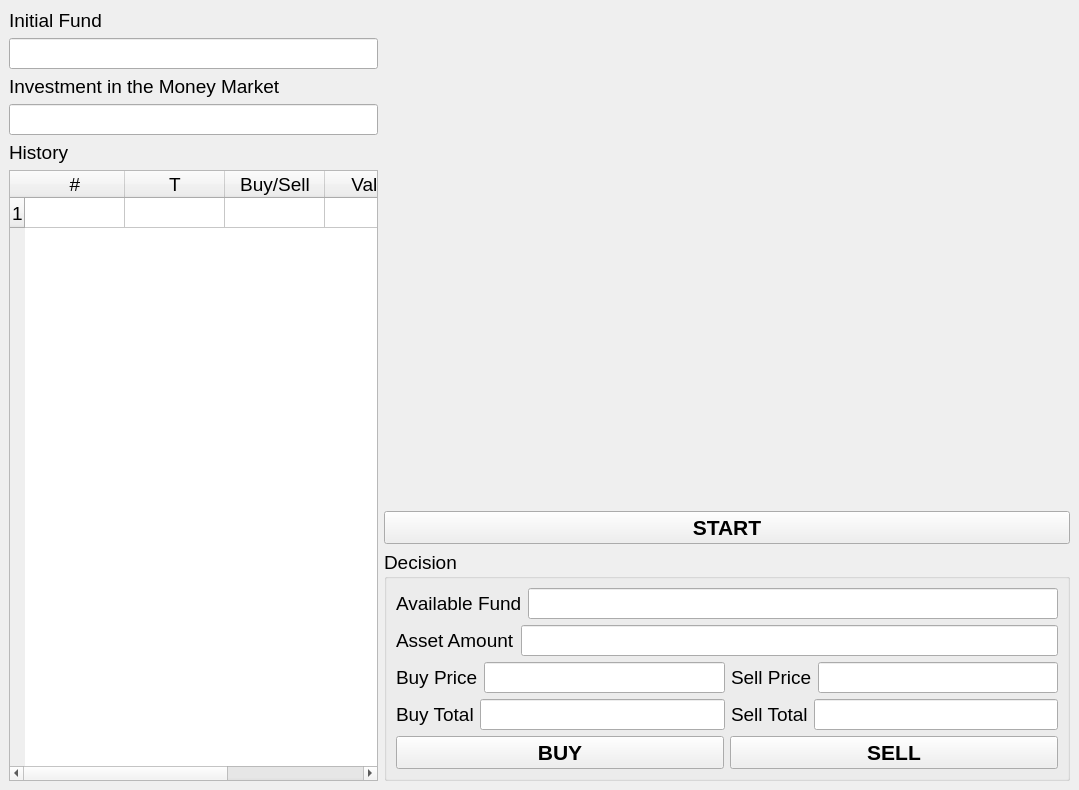
Qt form Main.ui (alfa-ryano/Brownian) before a commit.
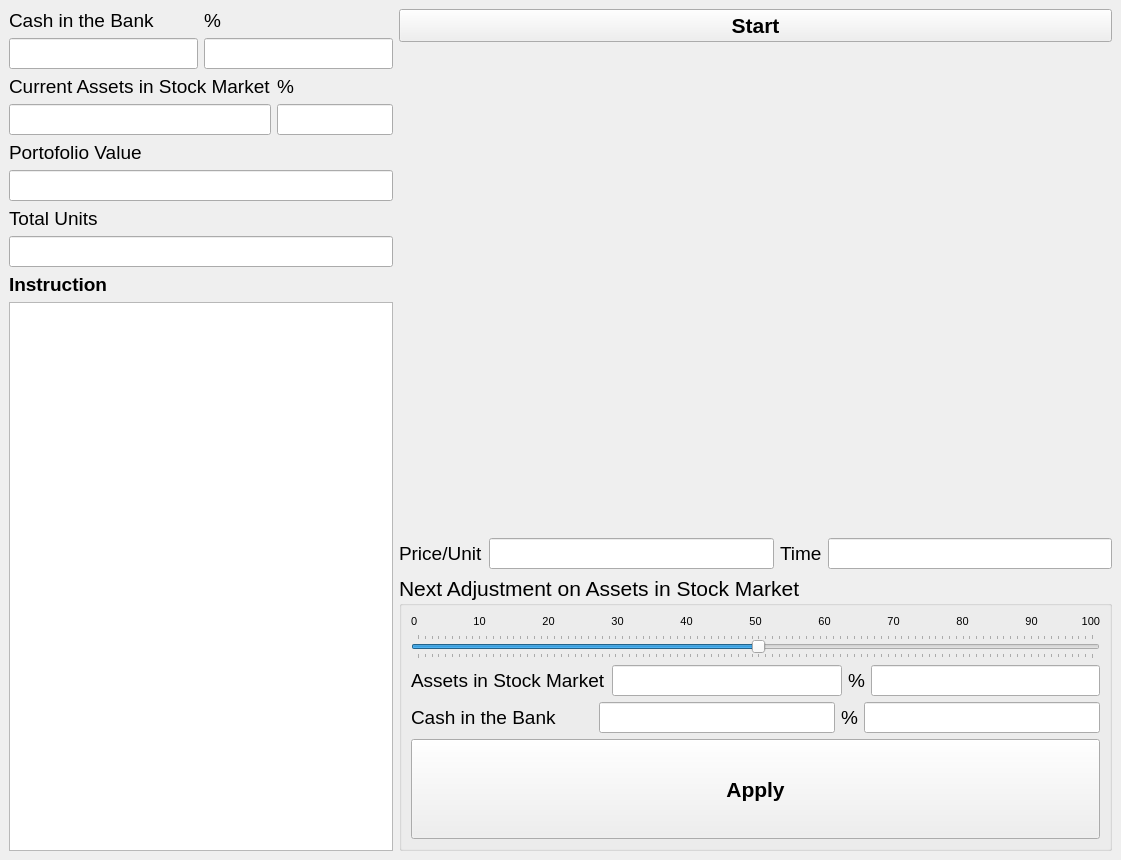
The same form after that commit.

Commit message:
update form design
update form design

```diff
--- a/Main.ui
+++ b/Main.ui
@@ -6,8 +6,8 @@
    <rect>
     <x>0</x>
     <y>0</y>
-    <width>1079</width>
-    <height>790</height>
+    <width>1121</width>
+    <height>860</height>
    </rect>
   </property>
   <property name="windowTitle">
@@ -19,19 +19,129 @@
   <widget class="QWidget" name="centralwidget">
    <layout class="QHBoxLayout" name="horizontalLayout" stretch="35,65">
     <item>
+     <layout class="QVBoxLayout" name="layoutLeftColumn">
+      <property name="sizeConstraint">
+       <enum>QLayout::SetDefaultConstraint</enum>
+      </property>
+      <item>
+       <layout class="QHBoxLayout" name="layoutCashInBank">
+        <item>
+         <layout class="QVBoxLayout" name="layoutCashInBankAmount">
+          <item>
+           <widget class="QLabel" name="labelCashInBankAmount">
+            <property name="font">
+             <font>
+              <pointsize>14</pointsize>
+             </font>
+            </property>
+            <property name="text">
+             <string>Cash in the Bank</string>
+            </property>
+           </widget>
+          </item>
+          <item>
+           <widget class="QLineEdit" name="editCashAmount">
+            <property name="font">
+             <font>
+              <pointsize>14</pointsize>
+             </font>
+            </property>
+           </widget>
+          </item>
+         </layout>
+        </item>
+        <item>
+         <layout class="QVBoxLayout" name="layoutCashInBankPercent">
+          <item>
+           <widget class="QLabel" name="labelCashInBackPercent">
+            <property name="font">
+             <font>
+              <pointsize>14</pointsize>
+             </font>
+            </property>
+            <property name="text">
+             <string>%</string>
+            </property>
+           </widget>
+          </item>
+          <item>
+           <widget class="QLineEdit" name="editCashPercentage">
+            <property name="font">
+             <font>
+              <pointsize>14</pointsize>
+             </font>
+            </property>
+           </widget>
+          </item>
+         </layout>
+        </item>
+       </layout>
+      </item>
+      <item>
+       <layout class="QHBoxLayout" name="layoutPortofolioValue_2">
+        <item>
+         <layout class="QVBoxLayout" name="layoutPortofolioValueAmount_2">
+          <item>
+           <widget class="QLabel" name="labelPortofolioValueAmount_2">
+            <property name="font">
+             <font>
+              <pointsize>14</pointsize>
+             </font>
+            </property>
+            <property name="text">
+             <string>Current Assets in Stock Market</string>
+            </property>
+           </widget>
+          </item>
+          <item>
+           <widget class="QLineEdit" name="editAssetAmount">
+            <property name="font">
+             <font>
+              <pointsize>14</pointsize>
+             </font>
+            </property>
+           </widget>
+          </item>
+         </layout>
+        </item>
+        <item>
+         <layout class="QVBoxLayout" name="layoutPortofolioValuePercentage_2">
+          <item>
+           <widget class="QLabel" name="labelPortofolioValueAmountlayoutPortofolioValueAmountlayoutPortofolioValuePercentage_2">
+            <property name="font">
+             <font>
+              <pointsize>14</pointsize>
+             </font>
+            </property>
+            <property name="text">
+             <string>%</string>
+            </property>
+           </widget>
+          </item>
+          <item>
+           <widget class="QLineEdit" name="editAssetPercentage">
+            <property name="font">
+             <font>
+              <pointsize>14</pointsize>
+             </font>
+            </property>
+           </widget>
+          </item>
+         </layout>
+        </item>
+       </layout>
+      </item>
+      <item>
      <layout class="QVBoxLayout" name="verticalLayout">
-      <property name="sizeConstraint">
-       <enum>QLayout::SetDefaultConstraint</enum>
-      </property>
       <item>
-       <widget class="QLabel" name="label">
+         <widget class="QLabel" name="labelPortofolioValueAmount">
         <property name="font">
          <font>
           <pointsize>14</pointsize>
          </font>
         </property>
         <property name="text">
-         <string>Initial Fund</string>
+           <string>Portofolio Value</string>
         </property>
        </widget>
       </item>
@@ -45,19 +155,21 @@
        </widget>
       </item>
       <item>
-       <widget class="QLabel" name="label_2">
+         <layout class="QVBoxLayout" name="verticalLayout_2">
+          <item>
+           <widget class="QLabel" name="labelPortofolioValueAmount_3">
         <property name="font">
          <font>
           <pointsize>14</pointsize>
          </font>
         </property>
         <property name="text">
-         <string>Investment in the Money Market</string>
+             <string>Total Units</string>
         </property>
        </widget>
       </item>
       <item>
-       <widget class="QLineEdit" name="lineEditMoneyMarket">
+           <widget class="QLineEdit" name="editTotaUnit">
         <property name="font">
          <font>
           <pointsize>14</pointsize>
@@ -65,70 +177,34 @@
         </property>
        </widget>
       </item>
+         </layout>
+        </item>
+       </layout>
+      </item>
       <item>
-       <widget class="QLabel" name="label_3">
+       <widget class="QLabel" name="labelPortofolioValueAmount_4">
         <property name="font">
          <font>
           <pointsize>14</pointsize>
+          <weight>75</weight>
+          <bold>true</bold>
          </font>
         </property>
         <property name="text">
-         <string>History</string>
+         <string>Instruction</string>
         </property>
        </widget>
       </item>
       <item>
-       <widget class="QTableWidget" name="tableWidgetHistory">
-        <property name="font">
-         <font>
-          <pointsize>14</pointsize>
-         </font>
-        </property>
-        <attribute name="verticalHeaderDefaultSectionSize">
-         <number>30</number>
-        </attribute>
-        <row>
-         <property name="text">
-          <string>1</string>
-         </property>
-        </row>
-        <column>
-         <property name="text">
-          <string>#</string>
-         </property>
-        </column>
-        <column>
-         <property name="text">
-          <string>T</string>
-         </property>
-        </column>
-        <column>
-         <property name="text">
-          <string>Buy/Sell</string>
-         </property>
-        </column>
-        <column>
-         <property name="text">
-          <string>Value</string>
-         </property>
-        </column>
-        <column>
-         <property name="text">
-          <string>Total Asset</string>
-         </property>
-        </column>
-       </widget>
+       <widget class="QTextEdit" name="textEditInstruction"/>
       </item>
      </layout>
     </item>
     <item>
-     <layout class="QVBoxLayout" name="verticalLayout2" stretch="1,0,0">
+     <layout class="QVBoxLayout" name="layoutRightColumn" stretch="0,1,1,0,0">
       <property name="sizeConstraint">
        <enum>QLayout::SetDefaultConstraint</enum>
       </property>
-      <item>
-       <layout class="QHBoxLayout" name="graphLayout"/>
-      </item>
       <item>
        <widget class="QPushButton" name="pushButtonStart">
         <property name="font">
@@ -139,59 +215,54 @@
          </font>
         </property>
         <property name="text">
-         <string>START</string>
+         <string>Start</string>
         </property>
        </widget>
       </item>
       <item>
-       <widget class="QGroupBox" name="groupBox">
-        <property name="font">
-         <font>
-          <pointsize>14</pointsize>
-         </font>
-        </property>
-        <property name="title">
-         <string>Decision</string>
-        </property>
-        <layout class="QVBoxLayout" name="verticalLayout_4">
-         <item>
-          <layout class="QVBoxLayout" name="verticalLayout_3">
-           <item>
-            <layout class="QHBoxLayout" name="horizontalLayout_4">
-             <item>
-              <widget class="QLabel" name="label_5">
-               <property name="font">
-                <font>
-                 <pointsize>14</pointsize>
-                </font>
-               </property>
-               <property name="text">
-                <string>Available Fund</string>
-               </property>
-              </widget>
+       <layout class="QHBoxLayout" name="layoutMatplotlibPrice"/>
              </item>
              <item>
-              <widget class="QLineEdit" name="lineEditAvailableFund">
-               <property name="font">
-                <font>
-                 <pointsize>14</pointsize>
-                </font>
-               </property>
-              </widget>
-             </item>
-            </layout>
+       <layout class="QHBoxLayout" name="layoutMatplotlibDelta"/>
            </item>
            <item>
             <layout class="QHBoxLayout" name="horizontalLayout_3">
+        <item>
+         <widget class="QLabel" name="label_3">
+          <property name="font">
+           <font>
+            <pointsize>14</pointsize>
+            <weight>50</weight>
+            <bold>false</bold>
+           </font>
+          </property>
+          <property name="text">
+           <string>Price/Unit</string>
+          </property>
+         </widget>
+        </item>
+        <item>
+         <widget class="QLineEdit" name="editPriceUnit">
+          <property name="font">
+           <font>
+            <pointsize>14</pointsize>
+            <weight>50</weight>
+            <bold>false</bold>
+           </font>
+          </property>
+         </widget>
+        </item>
              <item>
               <widget class="QLabel" name="label_4">
                <property name="font">
                 <font>
                  <pointsize>14</pointsize>
+            <weight>50</weight>
+            <bold>false</bold>
                 </font>
                </property>
                <property name="text">
-                <string>Asset Amount</string>
+           <string>Time</string>
                </property>
               </widget>
              </item>
@@ -200,6 +271,8 @@
                <property name="font">
                 <font>
                  <pointsize>14</pointsize>
+            <weight>50</weight>
+            <bold>false</bold>
                 </font>
                </property>
               </widget>
@@ -207,87 +280,344 @@
             </layout>
            </item>
            <item>
-            <layout class="QHBoxLayout" name="horizontalLayout_5">
+       <widget class="QGroupBox" name="groupBoxNextDecision">
+        <property name="font">
+         <font>
+          <pointsize>16</pointsize>
+          <weight>50</weight>
+          <bold>false</bold>
+         </font>
+        </property>
+        <property name="title">
+         <string>Next Adjustment on Assets in Stock Market</string>
+        </property>
+        <layout class="QVBoxLayout" name="verticalLayout_4">
              <item>
-              <widget class="QLabel" name="label_7">
+          <layout class="QHBoxLayout" name="horizontalLayout_5" stretch="1,2,2,2,2,2,2,2,2,2,1">
+           <item>
+            <widget class="QLabel" name="label_16">
+             <property name="font">
+              <font>
+               <pointsize>8</pointsize>
+              </font>
+             </property>
                <property name="text">
-                <string>Buy Price</string>
-               </property>
+              <string>0</string>
+             </property>
+             <property name="alignment">
+              <set>Qt::AlignLeading|Qt::AlignLeft|Qt::AlignVCenter</set>
+             </property>
               </widget>
              </item>
              <item>
-              <widget class="QLineEdit" name="lineEditBuyPrice"/>
+            <widget class="QLabel" name="label_11">
+             <property name="font">
+              <font>
+               <pointsize>8</pointsize>
+              </font>
+             </property>
+             <property name="text">
+              <string>10</string>
+             </property>
+             <property name="alignment">
+              <set>Qt::AlignCenter</set>
+             </property>
+            </widget>
              </item>
              <item>
-              <widget class="QLabel" name="label_6">
+            <widget class="QLabel" name="label_15">
+             <property name="font">
+              <font>
+               <pointsize>8</pointsize>
+              </font>
+             </property>
                <property name="text">
-                <string>Sell Price</string>
-               </property>
+              <string>20</string>
+             </property>
+             <property name="alignment">
+              <set>Qt::AlignCenter</set>
+             </property>
               </widget>
              </item>
              <item>
-              <widget class="QLineEdit" name="lineEditSellPrice"/>
-             </item>
-            </layout>
+            <widget class="QLabel" name="label_17">
+             <property name="font">
+              <font>
+               <pointsize>8</pointsize>
+              </font>
+             </property>
+             <property name="text">
+              <string>30</string>
+             </property>
+             <property name="alignment">
+              <set>Qt::AlignCenter</set>
+             </property>
+            </widget>
+           </item>
+           <item>
+            <widget class="QLabel" name="label_14">
+             <property name="font">
+              <font>
+               <pointsize>8</pointsize>
+              </font>
+             </property>
+             <property name="text">
+              <string>40</string>
+             </property>
+             <property name="alignment">
+              <set>Qt::AlignCenter</set>
+             </property>
+            </widget>
            </item>
            <item>
-            <layout class="QHBoxLayout" name="horizontalLayout_7">
+            <widget class="QLabel" name="label_13">
+             <property name="font">
+              <font>
+               <pointsize>8</pointsize>
+              </font>
+             </property>
+             <property name="text">
+              <string>50</string>
+             </property>
+             <property name="alignment">
+              <set>Qt::AlignCenter</set>
+             </property>
+            </widget>
+           </item>
+           <item>
+            <widget class="QLabel" name="label_12">
+             <property name="font">
+              <font>
+               <pointsize>8</pointsize>
+              </font>
+             </property>
+             <property name="text">
+              <string>60</string>
+             </property>
+             <property name="alignment">
+              <set>Qt::AlignCenter</set>
+             </property>
+            </widget>
+           </item>
+           <item>
+            <widget class="QLabel" name="label_10">
+             <property name="font">
+              <font>
+               <pointsize>8</pointsize>
+              </font>
+             </property>
+             <property name="text">
+              <string>70</string>
+             </property>
+             <property name="alignment">
+              <set>Qt::AlignCenter</set>
+             </property>
+            </widget>
+           </item>
              <item>
               <widget class="QLabel" name="label_9">
+             <property name="font">
+              <font>
+               <pointsize>8</pointsize>
+              </font>
+             </property>
                <property name="text">
-                <string>Buy Total</string>
+              <string>80</string>
+             </property>
+             <property name="alignment">
+              <set>Qt::AlignCenter</set>
                </property>
               </widget>
              </item>
-             <item>
-              <widget class="QLineEdit" name="lineEditBuyTotal"/>
-             </item>
              <item>
               <widget class="QLabel" name="label_8">
+             <property name="font">
+              <font>
+               <pointsize>8</pointsize>
+              </font>
+             </property>
                <property name="text">
-                <string>Sell Total</string>
-               </property>
+              <string>90</string>
+             </property>
+             <property name="alignment">
+              <set>Qt::AlignCenter</set>
+             </property>
               </widget>
              </item>
              <item>
-              <widget class="QLineEdit" name="lineEditSellTotal"/>
+            <widget class="QLabel" name="label_7">
+             <property name="font">
+              <font>
+               <pointsize>8</pointsize>
+              </font>
+             </property>
+             <property name="text">
+              <string>100</string>
+             </property>
+             <property name="alignment">
+              <set>Qt::AlignRight|Qt::AlignTrailing|Qt::AlignVCenter</set>
+             </property>
+            </widget>
+           </item>
+          </layout>
+         </item>
+         <item>
+          <layout class="QHBoxLayout" name="horizontalLayout_6">
+           <item>
+            <widget class="QSlider" name="horizontalSlider">
+             <property name="sliderPosition">
+              <number>50</number>
+             </property>
+             <property name="tracking">
+              <bool>true</bool>
+             </property>
+             <property name="orientation">
+              <enum>Qt::Horizontal</enum>
+             </property>
+             <property name="invertedAppearance">
+              <bool>false</bool>
+             </property>
+             <property name="invertedControls">
+              <bool>false</bool>
+             </property>
+             <property name="tickPosition">
+              <enum>QSlider::TicksBothSides</enum>
+             </property>
+             <property name="tickInterval">
+              <number>1</number>
+             </property>
+            </widget>
              </item>
             </layout>
            </item>
            <item>
             <layout class="QHBoxLayout" name="horizontalLayout_2">
              <item>
-              <widget class="QPushButton" name="pushButtonBuy">
+            <widget class="QLabel" name="label">
                <property name="font">
                 <font>
-                 <pointsize>16</pointsize>
-                 <weight>75</weight>
-                 <bold>true</bold>
+               <pointsize>14</pointsize>
+               <weight>50</weight>
+               <bold>false</bold>
                 </font>
                </property>
                <property name="text">
-                <string>BUY</string>
+              <string>Assets in Stock Market</string>
                </property>
               </widget>
              </item>
              <item>
-              <widget class="QPushButton" name="pushButtonSell">
+            <widget class="QLineEdit" name="editToBeAssetAmount">
                <property name="font">
                 <font>
-                 <pointsize>16</pointsize>
-                 <weight>75</weight>
-                 <bold>true</bold>
-                </font>
-               </property>
+               <pointsize>14</pointsize>
+               <weight>50</weight>
+               <bold>false</bold>
+              </font>
+             </property>
+            </widget>
+           </item>
+           <item>
+            <widget class="QLabel" name="label_2">
+             <property name="font">
+              <font>
+               <pointsize>14</pointsize>
+               <weight>50</weight>
+               <bold>false</bold>
+              </font>
+             </property>
                <property name="text">
-                <string>SELL</string>
+              <string>%</string>
                </property>
               </widget>
              </item>
-            </layout>
-           </item>
+           <item>
+            <widget class="QLineEdit" name="editToBeAssetPercentage">
+             <property name="font">
+              <font>
+               <pointsize>14</pointsize>
+               <weight>50</weight>
+               <bold>false</bold>
+              </font>
+             </property>
+            </widget>
+           </item>
+          </layout>
+         </item>
+         <item>
+          <layout class="QHBoxLayout" name="horizontalLayout_4">
+           <item>
+            <widget class="QLabel" name="label_5">
+             <property name="font">
+              <font>
+               <pointsize>14</pointsize>
+               <weight>50</weight>
+               <bold>false</bold>
+              </font>
+             </property>
+             <property name="text">
+              <string>Cash in the Bank       </string>
+             </property>
+            </widget>
+           </item>
+           <item>
+            <widget class="QLineEdit" name="editTobeCashAmount">
+             <property name="font">
+              <font>
+               <pointsize>14</pointsize>
+               <weight>50</weight>
+               <bold>false</bold>
+              </font>
+             </property>
+            </widget>
+           </item>
+           <item>
+            <widget class="QLabel" name="label_6">
+             <property name="font">
+              <font>
+               <pointsize>14</pointsize>
+               <weight>50</weight>
+               <bold>false</bold>
+              </font>
+             </property>
+             <property name="text">
+              <string>%</string>
+             </property>
+            </widget>
+           </item>
+           <item>
+            <widget class="QLineEdit" name="editToBeCashPercentage">
+             <property name="font">
+              <font>
+               <pointsize>14</pointsize>
+               <weight>50</weight>
+               <bold>false</bold>
+              </font>
+             </property>
+            </widget>
+           </item>
           </layout>
          </item>
+         <item>
+          <widget class="QPushButton" name="buttonApply">
+           <property name="minimumSize">
+            <size>
+             <width>0</width>
+             <height>100</height>
+            </size>
+           </property>
+           <property name="font">
+            <font>
+             <pointsize>16</pointsize>
+             <weight>75</weight>
+             <bold>true</bold>
+            </font>
+           </property>
+           <property name="text">
+            <string>Apply</string>
+           </property>
+          </widget>
+         </item>
         </layout>
        </widget>
       </item>
```
Left out of the diff: 8 changed lines with no effect on the pictures. Lines whose indentation alone changed are shown as unchanged. The commit also changes 1 other file.
